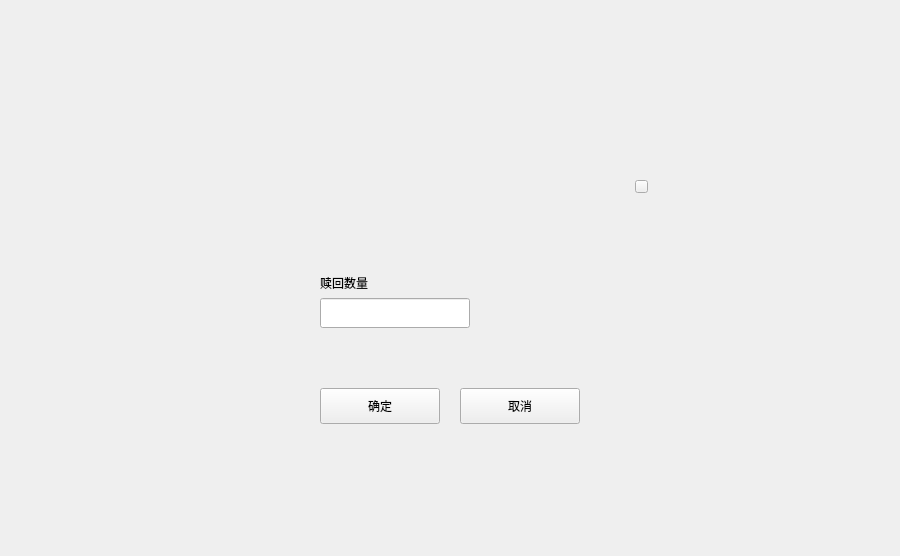
Before: the Qt Designer form miner/foreclosedialog.ui in HcashOrg/hx-indicator, drawn with Qt 5.
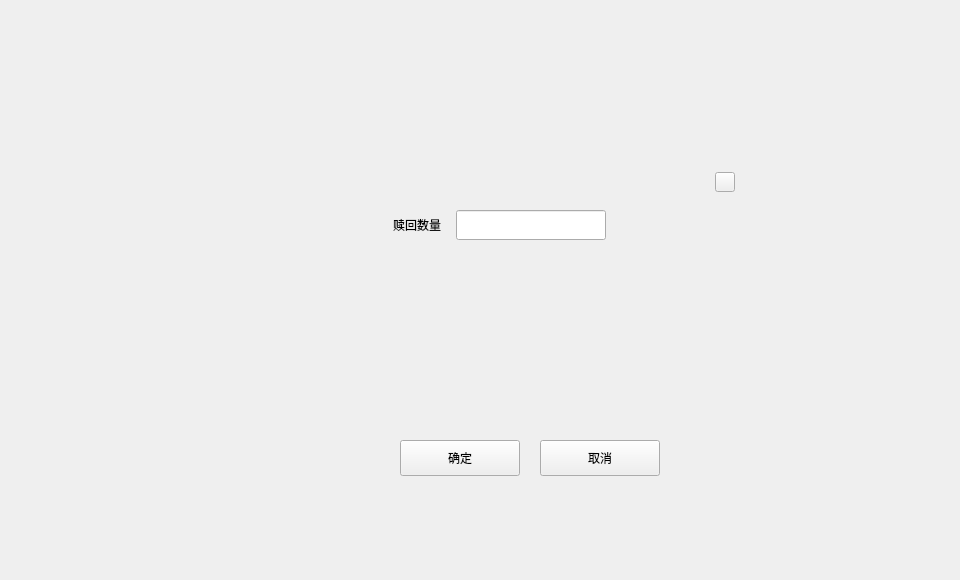
After: the same form once the commit is applied.

Patch:
```diff
--- a/miner/foreclosedialog.ui
+++ b/miner/foreclosedialog.ui
@@ -6,8 +6,8 @@
    <rect>
     <x>0</x>
     <y>0</y>
-    <width>900</width>
-    <height>556</height>
+    <width>960</width>
+    <height>580</height>
    </rect>
   </property>
   <property name="windowTitle">
@@ -18,17 +18,17 @@
     <rect>
      <x>0</x>
      <y>0</y>
-     <width>900</width>
-     <height>556</height>
+     <width>960</width>
+     <height>580</height>
     </rect>
    </property>
    <widget class="QWidget" name="containerWidget" native="true">
     <property name="geometry">
      <rect>
-      <x>240</x>
-      <y>168</y>
-      <width>420</width>
-      <height>300</height>
+      <x>320</x>
+      <y>160</y>
+      <width>421</width>
+      <height>331</height>
      </rect>
     </property>
     <property name="font">
@@ -40,7 +40,7 @@
      <property name="geometry">
       <rect>
        <x>220</x>
-       <y>220</y>
+       <y>280</y>
        <width>120</width>
        <height>36</height>
       </rect>
@@ -67,7 +67,7 @@
      <property name="geometry">
       <rect>
        <x>80</x>
-       <y>220</y>
+       <y>280</y>
        <width>120</width>
        <height>36</height>
       </rect>
@@ -95,8 +95,8 @@
       <rect>
        <x>395</x>
        <y>12</y>
-       <width>13</width>
-       <height>13</height>
+       <width>20</width>
+       <height>20</height>
       </rect>
      </property>
      <property name="cursor">
@@ -115,9 +115,9 @@
     <widget class="QLabel" name="label_3">
      <property name="geometry">
       <rect>
-       <x>80</x>
-       <y>100</y>
-       <width>120</width>
+       <x>30</x>
+       <y>50</y>
+       <width>91</width>
        <height>30</height>
       </rect>
      </property>
@@ -125,14 +125,14 @@
       <string>赎回数量</string>
      </property>
      <property name="alignment">
-      <set>Qt::AlignLeading|Qt::AlignLeft|Qt::AlignVCenter</set>
+      <set>Qt::AlignRight|Qt::AlignTrailing|Qt::AlignVCenter</set>
      </property>
     </widget>
     <widget class="QLineEdit" name="amountLineEdit">
      <property name="geometry">
       <rect>
-       <x>80</x>
-       <y>130</y>
+       <x>136</x>
+       <y>50</y>
        <width>150</width>
        <height>30</height>
       </rect>
@@ -163,6 +163,16 @@
       <set>Qt::AlignLeading|Qt::AlignLeft|Qt::AlignVCenter</set>
      </property>
     </widget>
+    <widget class="QStackedWidget" name="stackedWidget">
+     <property name="geometry">
+      <rect>
+       <x>80</x>
+       <y>100</y>
+       <width>240</width>
+       <height>156</height>
+      </rect>
+     </property>
+    </widget>
    </widget>
   </widget>
  </widget>
```
